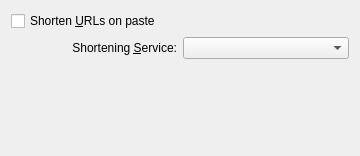
KDE/choqok, file choqok/config/behavior/behaviorconfig_shorten_base.ui: the form before one commit.
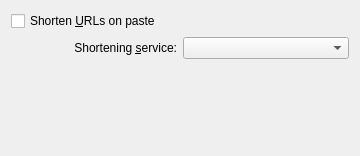
The form after the commit. Custom widgets are drawn as their Qt base class.

```diff
--- a/choqok/config/behavior/behaviorconfig_shorten_base.ui
+++ b/choqok/config/behavior/behaviorconfig_shorten_base.ui
@@ -23,7 +23,7 @@
      <item>
       <widget class="QLabel" name="label">
        <property name="text">
-        <string>Shortening &amp;Service:</string>
+        <string>Shortening &amp;service:</string>
        </property>
        <property name="alignment">
         <set>Qt::AlignRight|Qt::AlignTrailing|Qt::AlignVCenter</set>
```
